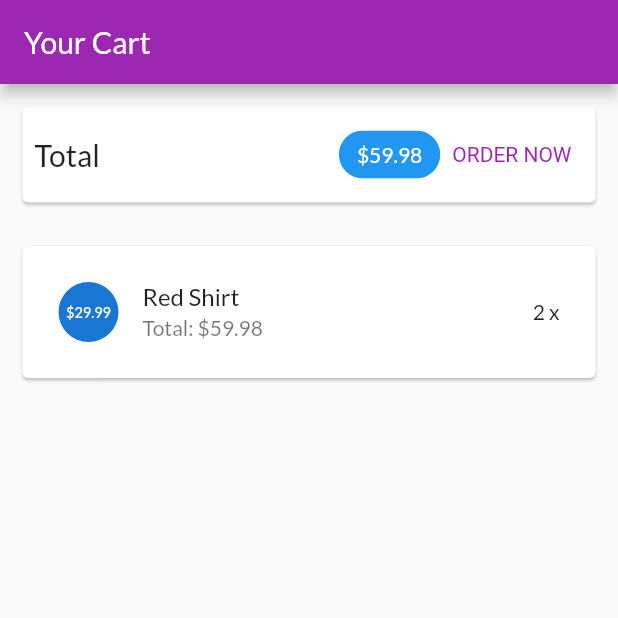
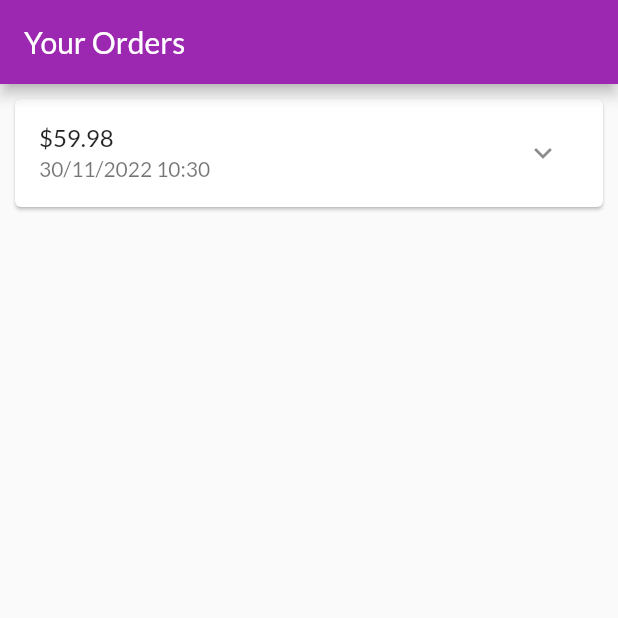
Before and after one commit to HuynhThiBich/UDDD_Nhom11, a Flutter app: the screen it shows after launch, on a phone screen of 412 x 824 dp, the top half of it. Run offline on Flutter 3.47's test engine with Material 2 defaults, Android fonts, the phone set to English and light mode, and no system bars.

Commit message:
Xay dung trang cac dat hang

```diff
--- a/lib/main.dart
+++ b/lib/main.dart
@@ -4,6 +4,7 @@ import 'ui/products/product_detail_screen.dart';
 import 'ui/products/product_overview_screen.dart';
 import 'ui/products/user_products_screen.dart';
 import 'ui/cart/cart_screen.dart';
+import 'ui/orders/orders_screen.dart';
 
 void main() {
   runApp(const MyApp());
@@ -28,7 +29,7 @@ class MyApp extends StatelessWidget {
       ),
 
       home: const SafeArea(
-        child: CartScreen(),
+        child: OrdersScreen(),
       ),
     );
   }
--- /dev/null
+++ b/lib/models/order_item.dart
@@ -0,0 +1,33 @@
+import 'cart_item.dart';
+
+class OrderItem {
+  final String? id;
+  final double? amount;
+  final List<CartItem> products;
+  final DateTime dateTime;
+
+  int get productCount {
+    return products.length;
+  }
+
+  OrderItem ({
+    this.id,
+    required this.amount,
+    required this.products,
+    DateTime? dateTime,
+  }) : dateTime = dateTime ?? DateTime.now();
+
+  OrderItem copyWith({
+    String? id,
+    double? amount,
+    List<CartItem>? products,
+    DateTime? dateTime,
+  }) {
+    return OrderItem(
+      id: id ?? this.id,
+      amount: amount ?? this.amount,
+      products: products ?? this.products,
+      dateTime: dateTime ?? this.dateTime,
+    );
+  }
+}
--- /dev/null
+++ b/lib/ui/orders/order_item_card.dart
@@ -0,0 +1,81 @@
+import 'dart:math';
+
+import 'package:flutter/material.dart';
+import 'package:intl/intl.dart';
+
+import '../../models/order_item.dart';
+
+class OrderItemCard extends StatefulWidget {
+  final OrderItem order;
+
+  const OrderItemCard(this.order, {super.key});
+
+  @override
+  State<OrderItemCard> createState() => _OrderItemCardState();
+}
+
+class _OrderItemCardState extends State<OrderItemCard> {
+  var _expanded = false;
+
+  @override
+  Widget build(BuildContext context) {
+    return Card(
+      margin: const EdgeInsets.all(10),
+      child: Column(
+        children: <Widget>[
+          buildOrderSummary(),
+          if (_expanded) buildOrderDetails()
+        ],
+      ),
+    );
+  }
+
+  Widget buildOrderDetails() {
+    return Container(
+      padding: const EdgeInsets.symmetric(horizontal: 15, vertical: 4),
+      height: min(widget.order.productCount * 20.0 + 10, 100),
+      child: ListView(
+        children: widget.order.products
+          .map(
+            (prod) => Row(
+              mainAxisAlignment: MainAxisAlignment.spaceBetween,
+              children: <Widget>[
+                Text(
+                  prod.title,
+                  style: const TextStyle(
+                    fontSize: 18,
+                    fontWeight: FontWeight.bold,
+                  ),
+                ),
+                Text(
+                  '${prod.quantity}x \$${prod.price}',
+                  style: const TextStyle(
+                    fontSize: 18,
+                    color: Colors.grey,
+                  ),
+                )
+              ],
+            ),
+          )
+          .toList(),
+      ),
+    );
+  }
+
+  Widget buildOrderSummary() {
+    return ListTile(
+      title: Text('\$${widget.order.amount}'),
+      subtitle: Text(
+        DateFormat('dd/MM/yyyy hh:mm').format(widget.order.dateTime),
+      ),
+      trailing:  IconButton(
+        icon: Icon(_expanded ? Icons.expand_less : Icons.expand_more),
+        onPressed: () {
+          setState (() {
+            _expanded = !_expanded;
+          });
+        },
+      ),
+    );
+  }
+}
--- /dev/null
+++ b/lib/ui/orders/order_manager.dart
@@ -0,0 +1,30 @@
+import 'package:flutter/cupertino.dart';
+
+import '../../models/cart_item.dart';
+import '../../models/order_item.dart';
+
+class OrdersManager with ChangeNotifier {
+  final List<OrderItem> _orders = [
+    OrderItem(
+      id: '01',
+      amount: 59.98,
+      products: [
+        CartItem(
+          id: 'c1',
+          title: 'Red Shirt',
+          price: 29.99,
+          quantity: 2,
+        )
+      ],
+      dateTime: DateTime.now(),
+    )
+  ];
+
+  int get orderCount {
+    return _orders.length;
+  }
+
+  List<OrderItem> get orders {
+    return [..._orders];
+  }
+}
--- /dev/null
+++ b/lib/ui/orders/orders_screen.dart
@@ -0,0 +1,23 @@
+import 'package:flutter/material.dart';
+
+import 'order_manager.dart';
+import 'order_item_card.dart';
+
+class OrdersScreen extends StatelessWidget {
+  const OrdersScreen({super.key});
+
+  @override
+  Widget build(BuildContext context) {
+    print('building orders');
+    final ordersManager = OrdersManager();
+    return Scaffold(
+      appBar: AppBar(
+        title: const Text('Your Orders'),
+      ),
+      body: ListView.builder(
+        itemCount: ordersManager.orderCount,
+        itemBuilder: (ctx, i) => OrderItemCard(ordersManager.orders[i]),
+      ),
+    );
+  }
+}
--- a/pubspec.yaml
+++ b/pubspec.yaml
@@ -12,7 +12,9 @@ dependencies:
   flutter:
     sdk: flutter
 
+
   cupertino_icons: ^1.0.2
+  intl: ^0.17.0
 
 dev_dependencies:
   flutter_test:
```
Also changed, not shown: pubspec.lock.
